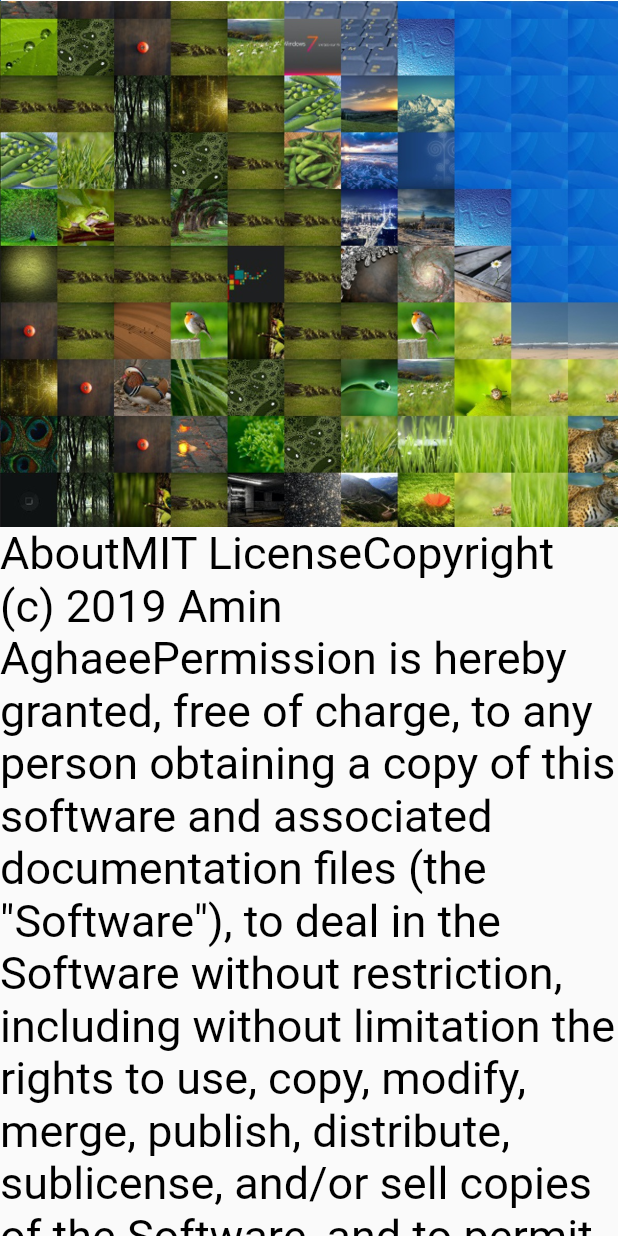
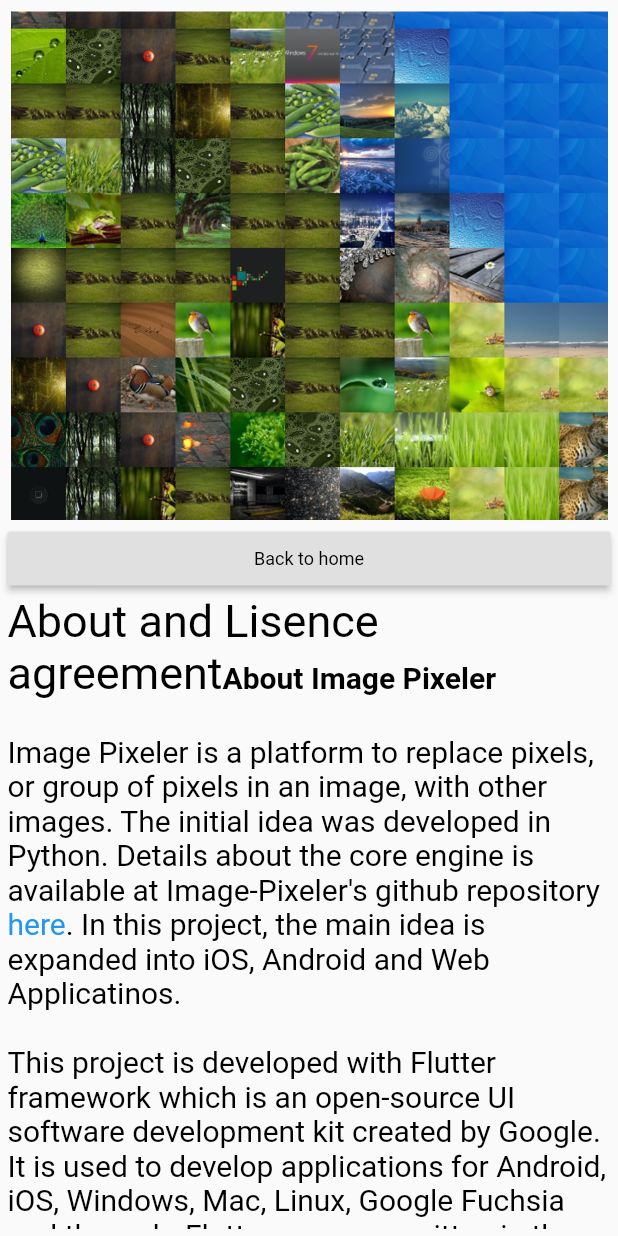
Before and after one commit to aminrd/ImagePixelerApps, a Flutter app: the About screen opened by its route, on a phone screen of 412 x 824 dp. Run offline on Flutter 3.47's test engine with Material 2 defaults, Android fonts, the phone set to English and light mode, and no system bars; our stand-ins replace image_gallery_saver, image_picker, sqflite; accounts and stored records are empty; statements that could not run were skipped.

Commit message:
Bug fix; Adding Utility.dart to control all button style at once

```diff
--- a/image_pixeler/lib/app_screens/About.dart
+++ b/image_pixeler/lib/app_screens/About.dart
@@ -1,84 +1,109 @@
+import 'package:flutter/gestures.dart';
 import 'package:flutter/material.dart';
 import 'dart:io' as IO;
 import 'package:image_pixeler/models/database.dart' as DB;
 import 'package:image_pixeler/models/Artboard.dart';
 import 'package:image_pixeler/models/Pixel.dart';
+import 'package:url_launcher/url_launcher.dart' as URL;
+import 'package:image_pixeler/models/Utility.dart' as UTIL;
 
-class About extends StatelessWidget {
+class About extends StatefulWidget {
   About({Key key}) : super(key: key);
+
+  @override
+  _AboutState createState() => new _AboutState();
+}
+
+class _AboutState extends State<About> {
+  TextStyle h1 = TextStyle(fontWeight: FontWeight.bold, fontSize: 24.0);
+  TextStyle h2 = TextStyle(fontWeight: FontWeight.bold, fontSize: 20.0);
+  TextStyle body = TextStyle(fontWeight: FontWeight.normal, fontSize: 20.0);
+
   @override
   Widget build(BuildContext context) {
     //TODO: move the back button to the top in blue
-    //TODO: make a scrollable about
     return new Scaffold(
-      body:
-      new Container(
-        child:
-        new Column(
+      body: new Container(
+        child: new Column(
             mainAxisAlignment: MainAxisAlignment.start,
             mainAxisSize: MainAxisSize.max,
             crossAxisAlignment: CrossAxisAlignment.stretch,
             children: <Widget>[
-              new Image(image: AssetImage("assets/Artboard.jpg")),
-
-              new RichText(
-                text: TextSpan(
-                    text: "About",
-                    style: new TextStyle(fontSize:30.0,
-                        color: const Color(0xFF000000),
-                        fontWeight: FontWeight.w400,
-                        fontFamily: "Roboto"),
-                    children: <TextSpan>[
-                      // TODO: Replace with Github project's Readme
-                      TextSpan(text: "MIT License"),
-                      TextSpan(text: "Copyright (c) 2019 Amin Aghaee"),
-                      TextSpan(text: "Permission is hereby granted, free of charge, to any person obtaining a copy of this software and associated documentation files (the \"Software\"), to deal in the Software without restriction, including without limitation the rights to use, copy, modify, merge, publish, distribute, sublicense, and/or sell copies of the Software, and to permit persons to whom the Software is furnished to do so, subject to the following conditions:"),
-                      TextSpan(text: "The above copyright notice and this permission notice shall be included in all copies or substantial portions of the Software."),
-                      TextSpan(text: "THE SOFTWARE IS PROVIDED \"AS IS\", WITHOUT WARRANTY OF ANY KIND, EXPRESS OR IMPLIED, INCLUDING BUT NOT LIMITED TO THE WARRANTIES OF MERCHANTABILITY, FITNESS FOR A PARTICULAR PURPOSE AND NONINFRINGEMENT. IN NO EVENT SHALL THE AUTHORS OR COPYRIGHT HOLDERS BE LIABLE FOR ANY CLAIM, DAMAGES OR OTHER LIABILITY, WHETHER IN AN ACTION OF CONTRACT, TORT OR OTHERWISE, ARISING FROM, OUT OF OR IN CONNECTION WITH THE SOFTWARE OR THE USE OR OTHER DEALINGS IN THE SOFTWARE."),
-                    ]
-                ),
+              new Container(
+                child: new Image(image: AssetImage("assets/Artboard.jpg")),
+                padding: const EdgeInsets.all(2.0),
+                alignment: Alignment.center,
               ),
-
-
-              new RichText(
-                text: TextSpan(
-                  text: "License",
-                  style: new TextStyle(fontSize:30.0,
-                      color: const Color(0xFF000000),
-                      fontWeight: FontWeight.w400,
-                      fontFamily: "Roboto"),
-                      children: <TextSpan>[
-                        TextSpan(text: "MIT License"),
-                        TextSpan(text: "Copyright (c) 2019 Amin Aghaee"),
-                        TextSpan(text: "Permission is hereby granted, free of charge, to any person obtaining a copy of this software and associated documentation files (the \"Software\"), to deal in the Software without restriction, including without limitation the rights to use, copy, modify, merge, publish, distribute, sublicense, and/or sell copies of the Software, and to permit persons to whom the Software is furnished to do so, subject to the following conditions:"),
-                        TextSpan(text: "The above copyright notice and this permission notice shall be included in all copies or substantial portions of the Software."),
-                        TextSpan(text: "THE SOFTWARE IS PROVIDED \"AS IS\", WITHOUT WARRANTY OF ANY KIND, EXPRESS OR IMPLIED, INCLUDING BUT NOT LIMITED TO THE WARRANTIES OF MERCHANTABILITY, FITNESS FOR A PARTICULAR PURPOSE AND NONINFRINGEMENT. IN NO EVENT SHALL THE AUTHORS OR COPYRIGHT HOLDERS BE LIABLE FOR ANY CLAIM, DAMAGES OR OTHER LIABILITY, WHETHER IN AN ACTION OF CONTRACT, TORT OR OTHERWISE, ARISING FROM, OUT OF OR IN CONNECTION WITH THE SOFTWARE OR THE USE OR OTHER DEALINGS IN THE SOFTWARE."),
-                      ]
-                ),
-              ),
-
-              new RaisedButton(key:null,
-                  onPressed:(){
+              new RaisedButton(
+                  key: null,
+                  onPressed: () {
                     Navigator.of(context).pop();
                   },
                   color: const Color(0xFFe0e0e0),
-                  child:
-                  new Text(
-                    "Save Image",
-                    style: new TextStyle(fontSize:12.0,
-                        color: const Color(0xFF000000),
-                        fontWeight: FontWeight.w400,
-                        fontFamily: "Roboto"),
-                  )
-              )
-            ]
-
-        ),
-
-        padding: const EdgeInsets.all(0.0),
+                  child: new Text(
+                    "Back to home",
+                    style: UTIL.button_text_styles,
+                  )),
+              new Expanded(
+                  flex: 1,
+                  child: new SingleChildScrollView(
+                    child: new RichText(
+                      text: TextSpan(
+                          text: "About and Lisence agreement",
+                          style: new TextStyle(
+                              fontSize: 30.0,
+                              color: const Color(0xFF000000),
+                              fontWeight: FontWeight.w400,
+                              fontFamily: "Roboto"),
+                          children: <TextSpan>[
+                            TextSpan(
+                                style: h2, text: "About Image Pixeler\n\n"),
+                            TextSpan(
+                                style: body,
+                                text:
+                                    "Image Pixeler is a platform to replace pixels, or group of pixels in an image, with other images. The initial idea was developed in Python. Details about the core engine is available at Image-Pixeler's github repository "),
+                            TextSpan(
+                                style: TextStyle(
+                                    fontWeight: FontWeight.normal,
+                                    fontSize: 20.0,
+                                    color: Colors.blue),
+                                text: "here",
+                                recognizer: new TapGestureRecognizer()
+                                  ..onTap = () {
+                                    URL.launch(
+                                        'https://github.com/aminrd/Image-Pixeler/');
+                                  }),
+                            TextSpan(
+                                style: body,
+                                text:
+                                    ". In this project, the main idea is expanded into iOS, Android and Web Applicatinos.\n\n"),
+                            TextSpan(
+                                style: body,
+                                text:
+                                    "This project is developed with Flutter framework which is an open-source UI software development kit created by Google. It is used to develop applications for Android, iOS, Windows, Mac, Linux, Google Fuchsia and the web. Flutter apps are written in the Dart language and make use of many of the language's more advanced features.\n\n"),
+                            TextSpan(style: h2, text: "MIT License\n\n"),
+                            TextSpan(
+                                style: body,
+                                text: "Copyright (c) 2019 Amin Aghaee\n\n"),
+                            TextSpan(
+                                style: body,
+                                text:
+                                    "Permission is hereby granted, free of charge, to any person obtaining a copy of this software and associated documentation files (the \"Software\"), to deal in the Software without restriction, including without limitation the rights to use, copy, modify, merge, publish, distribute, sublicense, and/or sell copies of the Software, and to permit persons to whom the Software is furnished to do so, subject to the following conditions:\n"),
+                            TextSpan(
+                                style: body,
+                                text:
+                                    "The above copyright notice and this permission notice shall be included in all copies or substantial portions of the Software.\n"),
+                            TextSpan(
+                                style: body,
+                                text:
+                                    "THE SOFTWARE IS PROVIDED \"AS IS\", WITHOUT WARRANTY OF ANY KIND, EXPRESS OR IMPLIED, INCLUDING BUT NOT LIMITED TO THE WARRANTIES OF MERCHANTABILITY, FITNESS FOR A PARTICULAR PURPOSE AND NONINFRINGEMENT. IN NO EVENT SHALL THE AUTHORS OR COPYRIGHT HOLDERS BE LIABLE FOR ANY CLAIM, DAMAGES OR OTHER LIABILITY, WHETHER IN AN ACTION OF CONTRACT, TORT OR OTHERWISE, ARISING FROM, OUT OF OR IN CONNECTION WITH THE SOFTWARE OR THE USE OR OTHER DEALINGS IN THE SOFTWARE.\n"),
+                          ]),
+                    ),
+                  ))
+            ]),
+        padding: const EdgeInsets.all(5.0),
         alignment: Alignment.center,
       ),
-
     );
   }
 }
--- /dev/null
+++ b/image_pixeler/lib/models/Utility.dart
@@ -0,0 +1,8 @@
+import 'package:flutter/material.dart';
+
+TextStyle button_text_styles = new TextStyle(
+    fontSize: 12.0,
+    color: const Color(0xFF000000),
+    fontWeight: FontWeight.w400,
+    fontFamily: "Roboto"
+);
--- a/image_pixeler/pubspec.yaml
+++ b/image_pixeler/pubspec.yaml
@@ -32,6 +32,8 @@ dependencies:
   # Use with the CupertinoIcons class for iOS style icons.
   cupertino_icons: ^0.1.2
   flutter_launcher_icons: ^0.7.2+1
+
+  url_launcher: ^5.4.1
 
 
 dev_dependencies:
```
Also changed, not shown: image_pixeler/lib/app_screens/Gallery.dart (+7 -20 lines), image_pixeler/lib/app_screens/Generate.dart (+4 -10 lines), image_pixeler/lib/app_screens/home.dart (+33 -48 lines), 1 other file.
